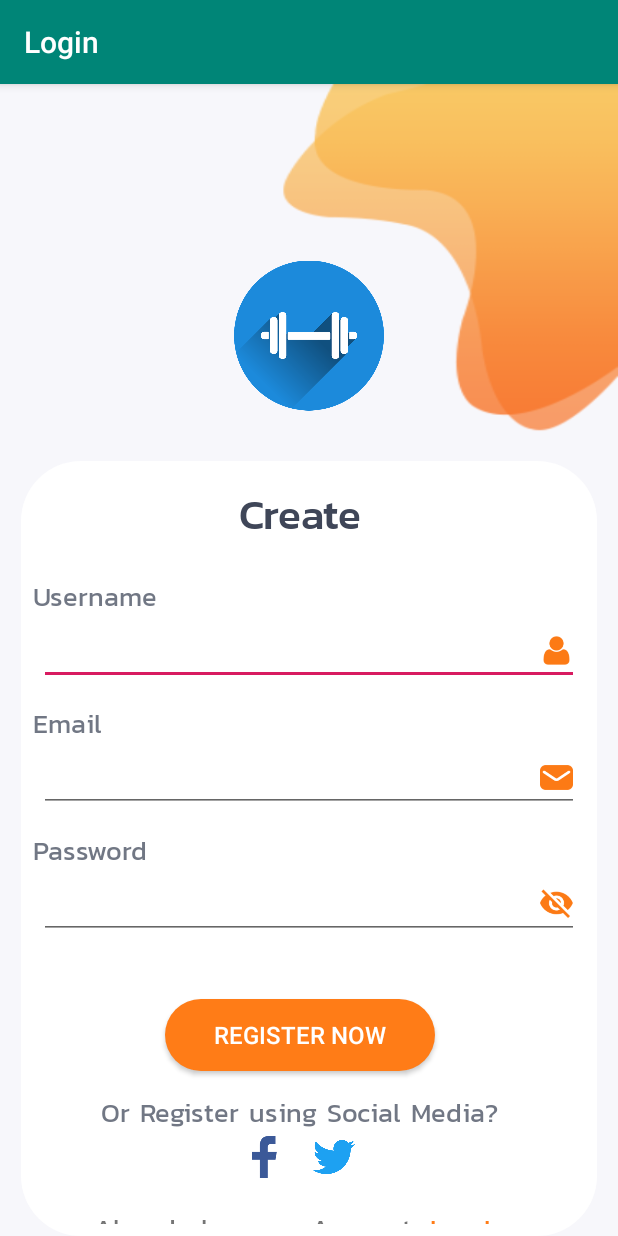
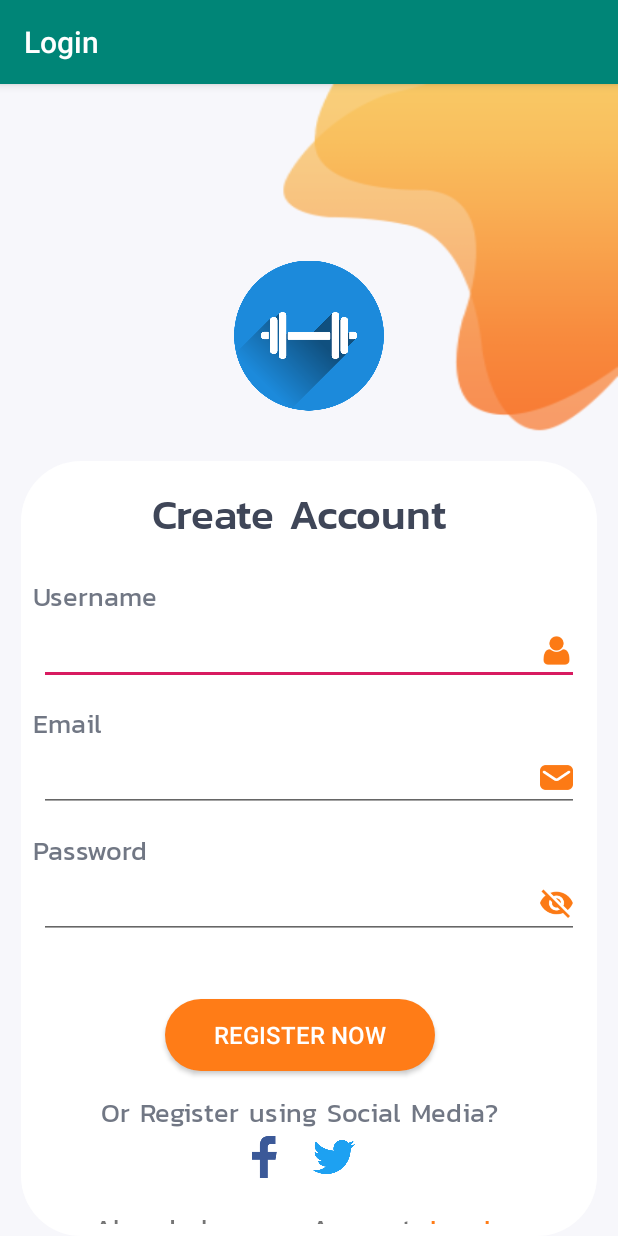
Before and after one commit to mochammadfariz/aplikasifitness, an Android app: the signup screen opened directly, with no data from a screen before it, on a phone screen of 412 x 824 dp. Run offline under Robolectric (Android 15) with nearby library versions, the phone set to English and light mode, and no system bars.

Commit message:
ganti name create account

```diff
--- a/app/src/main/res/layout/activity_signup.xml
+++ b/app/src/main/res/layout/activity_signup.xml
@@ -30,7 +30,7 @@
             android:layout_gravity="center"
             android:layout_marginTop="14dp"
             android:fontFamily="@font/kanit_medium"
-            android:text="Create"
+            android:text="Create Account"
             android:textColor="#3f4658"
             android:textSize="28dp" />
 
@@ -118,7 +118,7 @@
             <ImageView
                 android:layout_width="28dp"
                 android:layout_height="32dp"
-                android:src="@drawable/fb_ic" />
+                android:src="@drawable/fb_icon" />
 
             <ImageView
                 android:layout_width="28dp"
```
Also changed, not shown: app/src/main/res/drawable/fb_icon.png (renamed from app/src/main/res/drawable/fb_ic.png).
